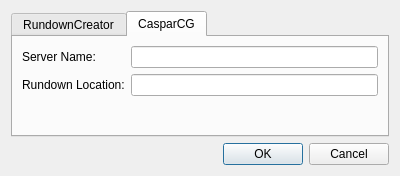
Old version of the form settingsdialog.ui in the repository petersimonsson/rcexportcg.
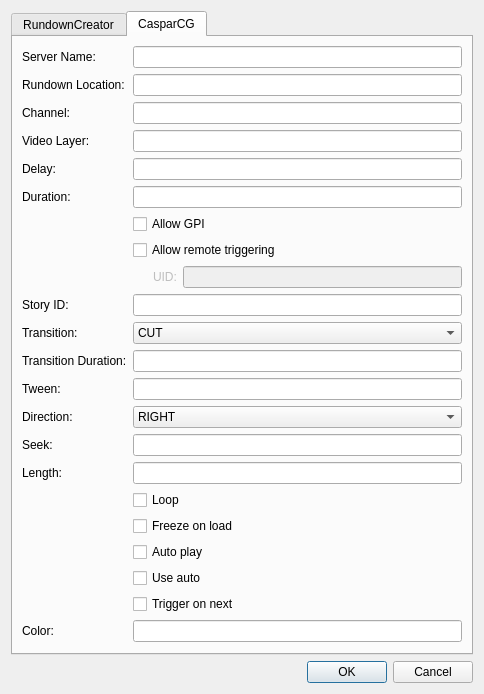
New version of the form. The open tabs and pages were chosen to show the change.

Patch:
```diff
--- a/settingsdialog.ui
+++ b/settingsdialog.ui
@@ -6,8 +6,8 @@
    <rect>
     <x>0</x>
     <y>0</y>
-    <width>400</width>
-    <height>176</height>
+    <width>484</width>
+    <height>689</height>
    </rect>
   </property>
   <property name="windowTitle">
@@ -74,6 +74,61 @@
        <string>CasparCG</string>
       </attribute>
       <layout class="QGridLayout" name="gridLayout_3">
+       <item row="10" column="1">
+        <widget class="QComboBox" name="transitionCombo">
+         <item>
+          <property name="text">
+           <string>CUT</string>
+          </property>
+         </item>
+         <item>
+          <property name="text">
+           <string>MIX</string>
+          </property>
+         </item>
+         <item>
+          <property name="text">
+           <string>PUSH</string>
+          </property>
+         </item>
+         <item>
+          <property name="text">
+           <string>SLIDE</string>
+          </property>
+         </item>
+         <item>
+          <property name="text">
+           <string>WIPE</string>
+          </property>
+         </item>
+        </widget>
+       </item>
+       <item row="0" column="1">
+        <widget class="QLineEdit" name="ccgServerNameEdit"/>
+       </item>
+       <item row="1" column="1">
+        <widget class="QLineEdit" name="ccgRundownLocationEdit"/>
+       </item>
+       <item row="5" column="1">
+        <widget class="QLineEdit" name="durationEdit"/>
+       </item>
+       <item row="11" column="0">
+        <widget class="QLabel" name="label_15">
+         <property name="text">
+          <string>Transition Duration:</string>
+         </property>
+        </widget>
+       </item>
+       <item row="3" column="0">
+        <widget class="QLabel" name="label_7">
+         <property name="text">
+          <string>Video Layer:</string>
+         </property>
+        </widget>
+       </item>
+       <item row="11" column="1">
+        <widget class="QLineEdit" name="transitionDurationEdit"/>
+       </item>
        <item row="1" column="0">
         <widget class="QLabel" name="label_5">
          <property name="text">
@@ -81,12 +136,6 @@
          </property>
         </widget>
        </item>
-       <item row="1" column="1">
-        <widget class="QLineEdit" name="ccgRundownLocationEdit"/>
-       </item>
-       <item row="0" column="1">
-        <widget class="QLineEdit" name="ccgServerNameEdit"/>
-       </item>
        <item row="0" column="0">
         <widget class="QLabel" name="label_4">
          <property name="text">
@@ -94,7 +143,82 @@
          </property>
         </widget>
        </item>
+       <item row="9" column="1">
+        <widget class="QLineEdit" name="storyIdEdit"/>
+       </item>
+       <item row="6" column="1">
+        <widget class="QCheckBox" name="allowGpiCheck">
+         <property name="text">
+          <string>Allow GPI</string>
+         </property>
+        </widget>
+       </item>
+       <item row="10" column="0">
+        <widget class="QLabel" name="label_14">
+         <property name="text">
+          <string>Transition:</string>
+         </property>
+        </widget>
+       </item>
+       <item row="12" column="0">
+        <widget class="QLabel" name="label_16">
+         <property name="text">
+          <string>Tween:</string>
+         </property>
+        </widget>
+       </item>
        <item row="2" column="1">
+        <widget class="QLineEdit" name="channelEdit"/>
+       </item>
+       <item row="12" column="1">
+        <widget class="QLineEdit" name="tweenEdit"/>
+       </item>
+       <item row="13" column="0">
+        <widget class="QLabel" name="label_17">
+         <property name="text">
+          <string>Direction:</string>
+         </property>
+        </widget>
+       </item>
+       <item row="7" column="1">
+        <widget class="QCheckBox" name="remotetriggeringCheck">
+         <property name="text">
+          <string>Allow remote triggering</string>
+         </property>
+        </widget>
+       </item>
+       <item row="4" column="0">
+        <widget class="QLabel" name="label_8">
+         <property name="text">
+          <string>Delay:</string>
+         </property>
+        </widget>
+       </item>
+       <item row="2" column="0">
+        <widget class="QLabel" name="label_6">
+         <property name="text">
+          <string>Channel:</string>
+         </property>
+        </widget>
+       </item>
+       <item row="3" column="1">
+        <widget class="QLineEdit" name="videoLayerEdit"/>
+       </item>
+       <item row="9" column="0">
+        <widget class="QLabel" name="label_13">
+         <property name="text">
+          <string>Story ID:</string>
+         </property>
+        </widget>
+       </item>
+       <item row="5" column="0">
+        <widget class="QLabel" name="label_9">
+         <property name="text">
+          <string>Duration:</string>
+         </property>
+        </widget>
+       </item>
+       <item row="22" column="1">
         <spacer name="verticalSpacer_2">
          <property name="orientation">
           <enum>Qt::Vertical</enum>
@@ -107,6 +231,128 @@
          </property>
         </spacer>
        </item>
+       <item row="14" column="0">
+        <widget class="QLabel" name="label_18">
+         <property name="text">
+          <string>Seek:</string>
+         </property>
+        </widget>
+       </item>
+       <item row="19" column="1">
+        <widget class="QCheckBox" name="useAutoCheck">
+         <property name="text">
+          <string>Use auto</string>
+         </property>
+        </widget>
+       </item>
+       <item row="14" column="1">
+        <widget class="QLineEdit" name="seekEdit"/>
+       </item>
+       <item row="20" column="1">
+        <widget class="QCheckBox" name="triggerOnNextCheck">
+         <property name="text">
+          <string>Trigger on next</string>
+         </property>
+        </widget>
+       </item>
+       <item row="15" column="0">
+        <widget class="QLabel" name="label_19">
+         <property name="text">
+          <string>Length:</string>
+         </property>
+        </widget>
+       </item>
+       <item row="21" column="1">
+        <widget class="QLineEdit" name="colorEdit"/>
+       </item>
+       <item row="17" column="1">
+        <widget class="QCheckBox" name="freezeOnLoadCheck">
+         <property name="text">
+          <string>Freeze on load</string>
+         </property>
+        </widget>
+       </item>
+       <item row="21" column="0">
+        <widget class="QLabel" name="label_25">
+         <property name="text">
+          <string>Color:</string>
+         </property>
+        </widget>
+       </item>
+       <item row="15" column="1">
+        <widget class="QLineEdit" name="lengthEdit"/>
+       </item>
+       <item row="16" column="1">
+        <widget class="QCheckBox" name="loopCheck">
+         <property name="text">
+          <string>Loop</string>
+         </property>
+        </widget>
+       </item>
+       <item row="18" column="1">
+        <widget class="QCheckBox" name="autoPlayCheck">
+         <property name="text">
+          <string>Auto play</string>
+         </property>
+        </widget>
+       </item>
+       <item row="8" column="1">
+        <layout class="QHBoxLayout" name="horizontalLayout">
+         <item>
+          <spacer name="horizontalSpacer">
+           <property name="orientation">
+            <enum>Qt::Horizontal</enum>
+           </property>
+           <property name="sizeHint" stdset="0">
+            <size>
+             <width>20</width>
+             <height>20</height>
+            </size>
+           </property>
+          </spacer>
+         </item>
+         <item>
+          <widget class="QLabel" name="label_12">
+           <property name="enabled">
+            <bool>false</bool>
+           </property>
+           <property name="text">
+            <string>UID:</string>
+           </property>
+          </widget>
+         </item>
+         <item>
+          <widget class="QLineEdit" name="remoteTriggeringId">
+           <property name="enabled">
+            <bool>false</bool>
+           </property>
+           <property name="sizePolicy">
+            <sizepolicy hsizetype="Expanding" vsizetype="Fixed">
+             <horstretch>10</horstretch>
+             <verstretch>0</verstretch>
+            </sizepolicy>
+           </property>
+          </widget>
+         </item>
+        </layout>
+       </item>
+       <item row="4" column="1">
+        <widget class="QLineEdit" name="delayEdit"/>
+       </item>
+       <item row="13" column="1">
+        <widget class="QComboBox" name="directionCombo">
+         <item>
+          <property name="text">
+           <string>RIGHT</string>
+          </property>
+         </item>
+         <item>
+          <property name="text">
+           <string>LEFT</string>
+          </property>
+         </item>
+        </widget>
+       </item>
       </layout>
      </widget>
     </widget>
```
Left out of the diff: 68 changed lines with no effect on the pictures.
